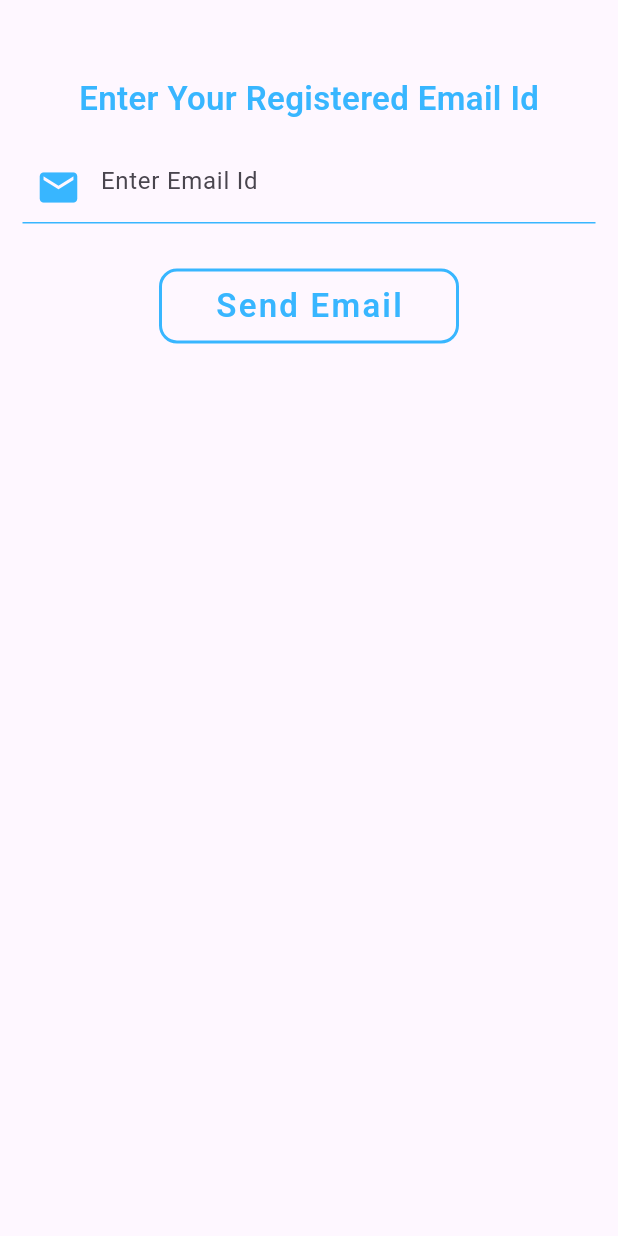
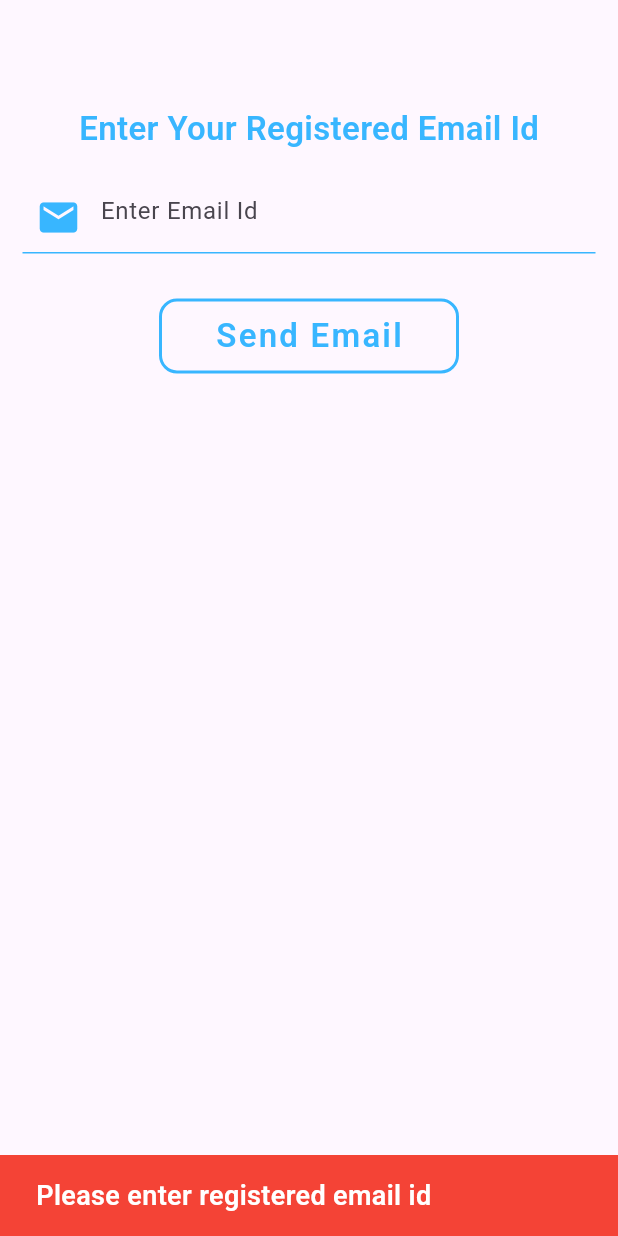
Before and after one commit to abhi96088/kharcha_book, a Flutter app: the ForgetPasswordScreen screen opened directly, after a tap on "Send Email", on a phone screen of 412 x 824 dp. Run offline on Flutter 3.47's test engine with Material 3 defaults, Android fonts, the phone set to English and light mode, and no system bars; drawn by our look-alikes of auto_size_text; our stand-ins replace cloud_firestore, firebase_auth, firebase_core; accounts and stored records are empty.

Commit message:
implement database services, password reset, expense add and check user

```diff
--- a/lib/main.dart
+++ b/lib/main.dart
@@ -26,7 +26,7 @@ class MyApp extends StatelessWidget {
         colorScheme: ColorScheme.fromSeed(seedColor: Colors.deepPurple),
         useMaterial3: true,
       ),
-      home: const ExpenseDetailsScreen()
+      home: SplashScreen(),
     );
   }
 }
--- a/lib/screens/forget_password_screen.dart
+++ b/lib/screens/forget_password_screen.dart
@@ -1,4 +1,6 @@
 import 'package:flutter/material.dart';
+import 'package:kharcha_book/screens/signup_screen.dart';
+import 'package:kharcha_book/services/auth_service.dart';
 import 'package:kharcha_book/ui_helper.dart';
 import 'package:kharcha_book/widgets/my_texfields.dart';
 
@@ -19,7 +21,7 @@ class _ForgetPasswordScreenState extends State<ForgetPasswordScreen> {
         padding: EdgeInsets.symmetric(horizontal: 15),
         child: Column(
           children: [
-            SizedBox(height: 50,),
+            SizedBox(height: 70,),
             Text("Enter Your Registered Email Id",
               style: TextStyle(color: UiHelper.primaryColor, fontSize: 22, fontFamily: "Roboto-Semibold"),
             ),
@@ -36,7 +38,38 @@ class _ForgetPasswordScreenState extends State<ForgetPasswordScreen> {
               height: 50,
               width: 200,
               child: OutlinedButton(
-                  onPressed: () {},
+                  onPressed: () async{
+                    final _auth = AuthService();
+                    if(emailController.text.isNotEmpty){
+                      bool isExist = await _auth.isUserExist(emailController.text.toString());
+
+                      if(isExist){
+                        await _auth.resetPassword(emailController.text.toString());
+
+                        UiHelper().snackBar(
+                            context,
+                            "Email Sent Successfully ... Check Your Mail",
+                            Colors.white,
+                            UiHelper.secondaryColor
+                        );
+                      }else{
+                        UiHelper().snackBar(
+                            context,
+                            "User does not exist!! Create an account first",
+                            Colors.white,
+                            Colors.red
+                        );
+                        Navigator.push(context, MaterialPageRoute(builder: (context) => SignupScreen()));
+                      }
+                    }else{
+                      UiHelper().snackBar(
+                          context,
+                          "Please enter registered email id",
+                          Colors.white,
+                          Colors.red
+                      );
+                    }
+                  },
                   style: OutlinedButton.styleFrom(
                       shape: RoundedRectangleBorder(
                           borderRadius: BorderRadius.circular(12)
--- a/lib/screens/login_screen.dart
+++ b/lib/screens/login_screen.dart
@@ -1,6 +1,7 @@
 import 'package:firebase_auth/firebase_auth.dart';
 import 'package:firebase_core/firebase_core.dart';
 import 'package:flutter/material.dart';
+import 'package:kharcha_book/screens/forget_password_screen.dart';
 import 'package:kharcha_book/screens/home_screen.dart';
 import 'package:kharcha_book/services/auth_service.dart';
 import 'package:kharcha_book/screens/signup_screen.dart';
@@ -104,7 +105,7 @@ class _LoginScreenState extends State<LoginScreen> {
                         alignment: Alignment.centerLeft,
                         child: TextButton(
                             onPressed: () {
-                              AuthService().forgetPassword(emailController.text.toString());
+                              Navigator.push(context, MaterialPageRoute(builder: (context) => ForgetPasswordScreen()));
                             },
                             child: Text(
                               "Forgot Password ?",
--- a/lib/services/auth_service.dart
+++ b/lib/services/auth_service.dart
@@ -1,5 +1,6 @@
 import 'package:cloud_firestore/cloud_firestore.dart';
 import 'package:firebase_auth/firebase_auth.dart';
+import 'package:kharcha_book/services/database_services.dart';
 
 class AuthService {
 
@@ -19,12 +20,9 @@ class AuthService {
 
       User? user  = userCredential.user;  // instance of user
 
-      // store name on firebase
+      // store name, email and create a expense table  on firebase
       if(user != null){
-        await fireStore.collection('users').doc(user.uid).set({
-          'name' : name,
-          'email' : email
-        });
+        DatabaseServices().createUser(name, email, user.uid);
       }
 
       // return the user object from the UserCredential.
@@ -70,7 +68,7 @@ class AuthService {
   }
 
   /// -------------------->  function to handle forget password <--------------------///
-  Future<String?> forgetPassword(String email) async{
+  Future<String?> resetPassword(String email) async{
     try{
       _auth.sendPasswordResetEmail(email: email);
         return "Email Sent Successfully";
@@ -81,6 +79,16 @@ class AuthService {
     }
   }
 
+  /// -------------------->  function to check if user exist <--------------------///
+  Future<bool> isUserExist(String email) async{
+    QuerySnapshot querySnap = await fireStore.collection('users').where('email', isEqualTo: email).get();
+
+    if(querySnap.docs.isNotEmpty){
+      return true;
+    }
+    return false;
+  }
+
   /// -------------------->  function to handle logout <--------------------///
   Future<void> logOut() async{
     // call firebase's signOut method to logout the user from their session
--- a/lib/ui_helper.dart
+++ b/lib/ui_helper.dart
@@ -1,5 +1,6 @@
 import 'dart:ui';
 
+import 'package:auto_size_text/auto_size_text.dart';
 import 'package:flutter/material.dart';
 import 'package:flutter/widgets.dart';
 
@@ -12,10 +13,10 @@ class UiHelper{
 
   void snackBar (BuildContext context, String text, Color color, Color bgColor){
     ScaffoldMessenger.of(context).showSnackBar(
-        SnackBar(content: Text(
+        SnackBar(content: AutoSizeText(
           text,
-          style: TextStyle(color: color, fontSize: 18, fontFamily: "Roboto-Semibold"
-          ),),
+          style: TextStyle(color: color, fontSize: 18, fontFamily: "Roboto-Semibold",
+          ),maxLines: 1,),
           backgroundColor: bgColor,
         ),
     );
--- a/pubspec.yaml
+++ b/pubspec.yaml
@@ -37,6 +37,7 @@ dependencies:
   firebase_core: ^3.10.1
   firebase_auth: ^5.4.1
   cloud_firestore: ^5.6.2
+  auto_size_text: ^3.0.0
 
 dev_dependencies:
   flutter_test:
```
Also changed, not shown: lib/screens/add_expense_screen.dart (+12 -4 lines), lib/screens/expense_details_screen.dart (+54 -23 lines), pubspec.lock.
